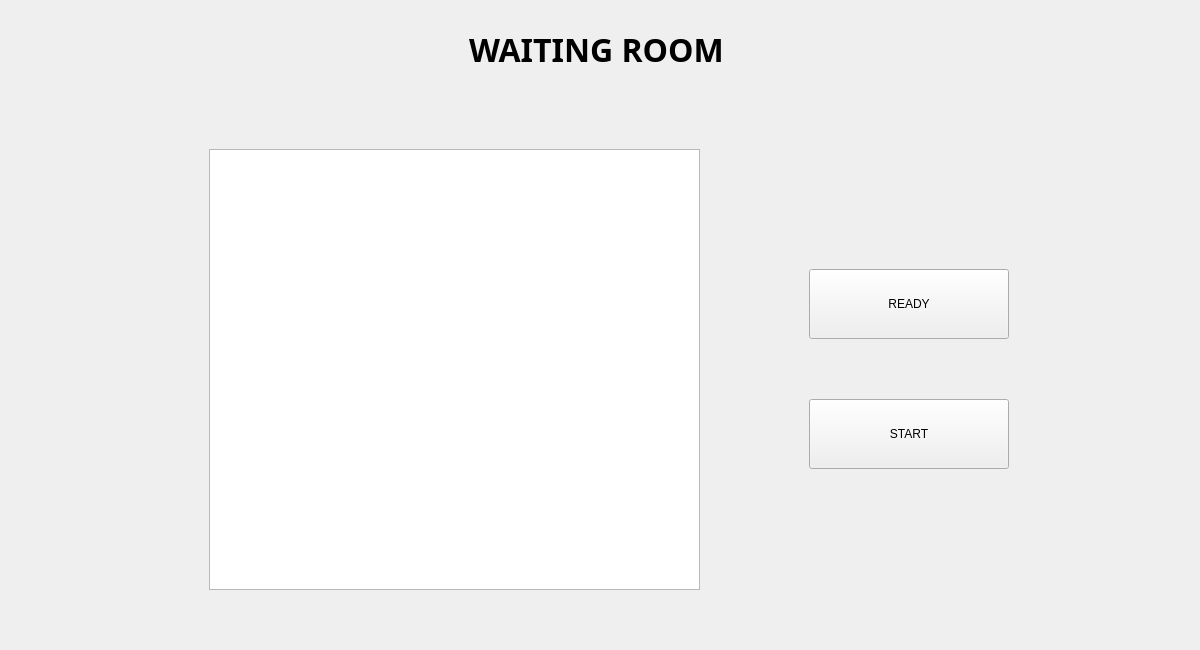
The window that TrafficExpress/mainwindow.ui (mitrovicmasa/traffic-express) describes before a commit, drawn with Qt 5.
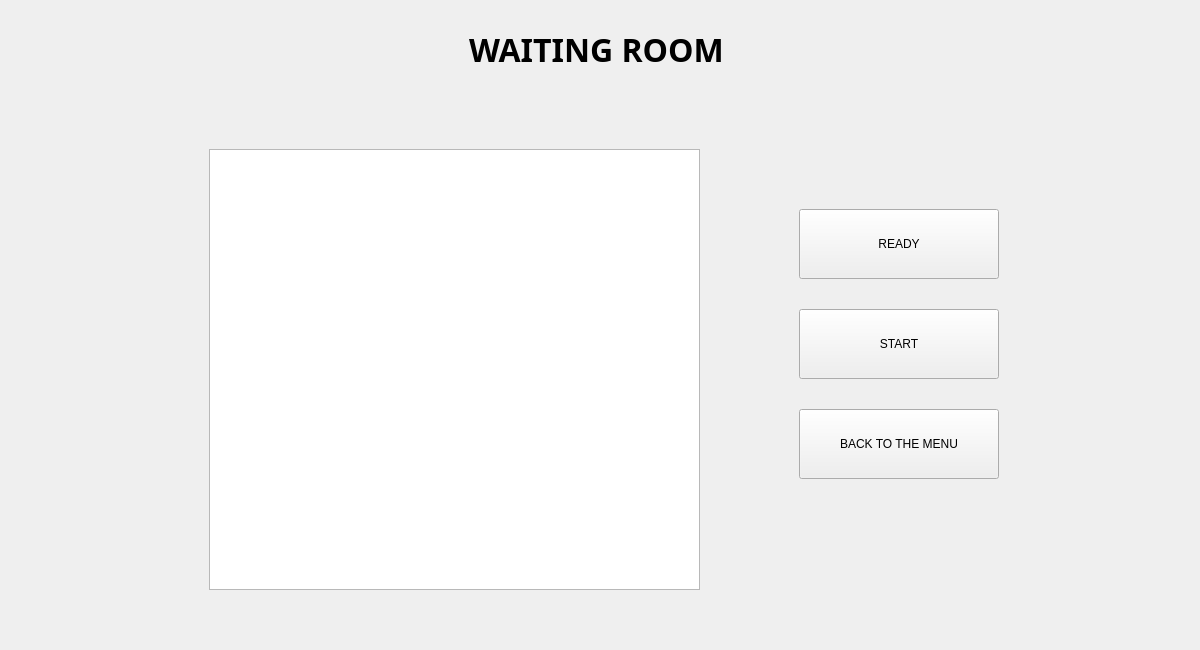
The same window after the commit. The open tabs and pages were chosen to show the change.

Commit message: feat: Modified GUI for class Table and implemented the new auxiliary class PlayerStats

The edit to the form file:
```diff
--- a/TrafficExpress/mainwindow.ui
+++ b/TrafficExpress/mainwindow.ui
@@ -613,8 +613,8 @@
        <widget class="QPushButton" name="pbReady">
         <property name="geometry">
          <rect>
-          <x>800</x>
-          <y>260</y>
+          <x>790</x>
+          <y>200</y>
           <width>200</width>
           <height>70</height>
          </rect>
@@ -663,8 +663,8 @@
        <widget class="QPushButton" name="pbStart">
         <property name="geometry">
          <rect>
-          <x>800</x>
-          <y>390</y>
+          <x>790</x>
+          <y>300</y>
           <width>200</width>
           <height>70</height>
          </rect>
@@ -710,6 +710,62 @@
          <string>START</string>
         </property>
        </widget>
+       <widget class="QPushButton" name="pbBackToMain_3">
+        <property name="geometry">
+         <rect>
+          <x>790</x>
+          <y>400</y>
+          <width>200</width>
+          <height>70</height>
+         </rect>
+        </property>
+        <property name="minimumSize">
+         <size>
+          <width>200</width>
+          <height>70</height>
+         </size>
+        </property>
+        <property name="palette">
+         <palette>
+          <active>
+           <colorrole role="Button">
+            <brush brushstyle="SolidPattern">
+             <color alpha="255">
+              <red>205</red>
+              <green>94</green>
+              <blue>94</blue>
+             </color>
+            </brush>
+           </colorrole>
+          </active>
+          <inactive>
+           <colorrole role="Button">
+            <brush brushstyle="SolidPattern">
+             <color alpha="255">
+              <red>239</red>
+              <green>239</green>
+              <blue>239</blue>
+             </color>
+            </brush>
+           </colorrole>
+          </inactive>
+          <disabled>
+           <colorrole role="Button">
+            <brush brushstyle="SolidPattern">
+             <color alpha="255">
+              <red>205</red>
+              <green>94</green>
+              <blue>94</blue>
+             </color>
+            </brush>
+           </colorrole>
+          </disabled>
+         </palette>
+        </property>
+        <property name="text">
+         <string>BACK TO THE MENU</string>
+        </property>
+       </widget>
       </widget>
       <widget class="QWidget" name="pageStartingGame">
        <layout class="QVBoxLayout" name="verticalLayout_3">
```
Left out of the diff: 61 changed lines with no effect on the pictures. The commit also changes 11 other files.
